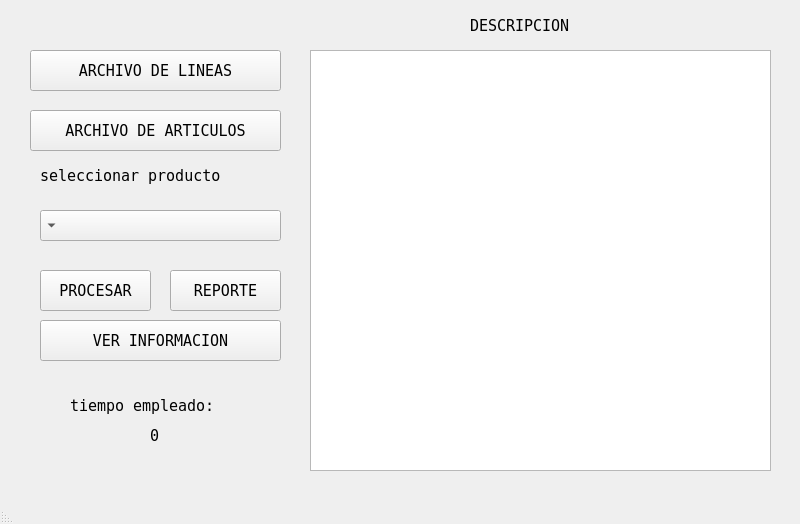
Old version of the form Main.ui in the repository JtAgu/IPC2_Proyecto2_202004734.
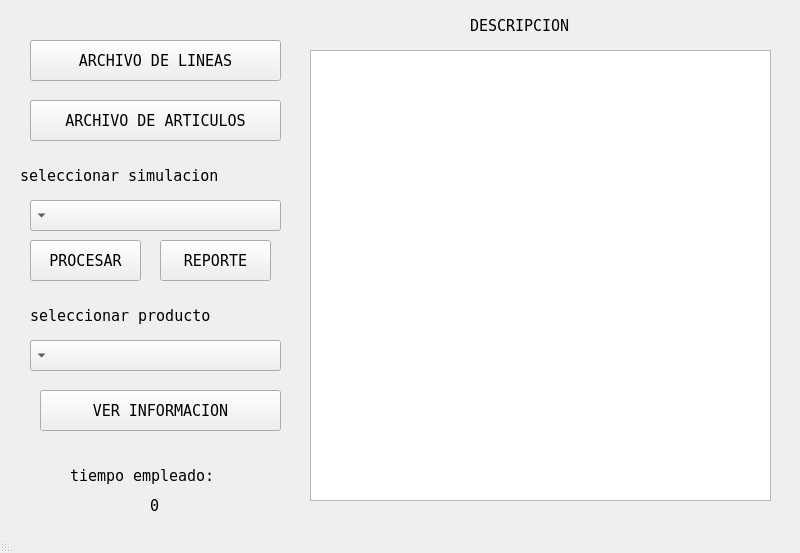
New version of the form.

```diff
--- a/Main.ui
+++ b/Main.ui
@@ -7,7 +7,7 @@
     <x>0</x>
     <y>0</y>
     <width>800</width>
-    <height>524</height>
+    <height>553</height>
    </rect>
   </property>
   <property name="windowTitle">
@@ -24,7 +24,7 @@
     <property name="geometry">
      <rect>
       <x>30</x>
-      <y>50</y>
+      <y>40</y>
       <width>251</width>
       <height>41</height>
      </rect>
@@ -45,7 +45,7 @@
       <x>310</x>
       <y>50</y>
       <width>461</width>
-      <height>421</height>
+      <height>451</height>
      </rect>
     </property>
     <property name="font">
@@ -58,8 +58,8 @@
    <widget class="QPushButton" name="Reporte">
     <property name="geometry">
      <rect>
-      <x>170</x>
-      <y>270</y>
+      <x>160</x>
+      <y>240</y>
       <width>111</width>
       <height>41</height>
      </rect>
@@ -78,7 +78,7 @@
     <property name="geometry">
      <rect>
       <x>40</x>
-      <y>320</y>
+      <y>390</y>
       <width>241</width>
       <height>41</height>
      </rect>
@@ -96,8 +96,8 @@
    <widget class="QPushButton" name="procesar">
     <property name="geometry">
      <rect>
-      <x>40</x>
-      <y>270</y>
+      <x>30</x>
+      <y>240</y>
       <width>111</width>
       <height>41</height>
      </rect>
@@ -115,9 +115,9 @@
    <widget class="QComboBox" name="cmbProducto">
     <property name="geometry">
      <rect>
-      <x>40</x>
-      <y>210</y>
-      <width>241</width>
+      <x>30</x>
+      <y>200</y>
+      <width>251</width>
       <height>31</height>
      </rect>
     </property>
@@ -126,7 +126,7 @@
     <property name="geometry">
      <rect>
       <x>150</x>
-      <y>420</y>
+      <y>490</y>
       <width>41</width>
       <height>31</height>
      </rect>
@@ -150,9 +150,9 @@
    <widget class="QLabel" name="Tiempo_2">
     <property name="geometry">
      <rect>
-      <x>40</x>
+      <x>20</x>
       <y>160</y>
-      <width>251</width>
+      <width>271</width>
       <height>31</height>
      </rect>
     </property>
@@ -166,7 +166,7 @@
      <enum>Qt::RightToLeft</enum>
     </property>
     <property name="text">
-     <string>seleccionar producto</string>
+     <string>seleccionar simulacion</string>
     </property>
     <property name="textFormat">
      <enum>Qt::PlainText</enum>
@@ -176,7 +176,7 @@
     <property name="geometry">
      <rect>
       <x>70</x>
-      <y>390</y>
+      <y>460</y>
       <width>191</width>
       <height>31</height>
      </rect>
@@ -226,7 +226,7 @@
     <property name="geometry">
      <rect>
       <x>30</x>
-      <y>110</y>
+      <y>100</y>
       <width>251</width>
       <height>41</height>
      </rect>
@@ -241,6 +241,41 @@
      <string>ARCHIVO DE ARTICULOS</string>
     </property>
    </widget>
+   <widget class="QLabel" name="Tiempo_5">
+    <property name="geometry">
+     <rect>
+      <x>30</x>
+      <y>300</y>
+      <width>251</width>
+      <height>31</height>
+     </rect>
+    </property>
+    <property name="font">
+     <font>
+      <family>Terminal</family>
+      <pointsize>11</pointsize>
+     </font>
+    </property>
+    <property name="layoutDirection">
+     <enum>Qt::RightToLeft</enum>
+    </property>
+    <property name="text">
+     <string>seleccionar producto</string>
+    </property>
+    <property name="textFormat">
+     <enum>Qt::PlainText</enum>
+    </property>
+   </widget>
+   <widget class="QComboBox" name="cmbProd">
+    <property name="geometry">
+     <rect>
+      <x>30</x>
+      <y>340</y>
+      <width>251</width>
+      <height>31</height>
+     </rect>
+    </property>
+   </widget>
   </widget>
   <widget class="QMenuBar" name="menubar">
    <property name="geometry">
```
